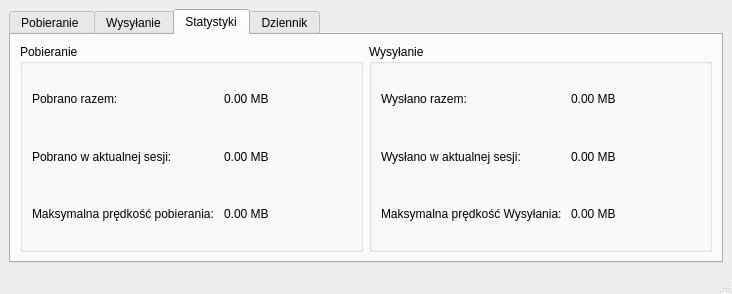
Old version of the form src/moor_gui/src/qmoorie.ui in the repository cykus/moorie.
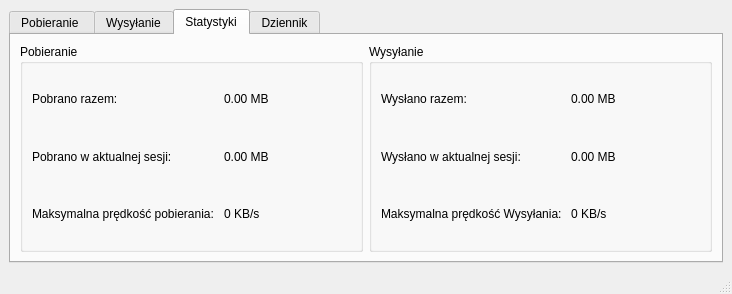
New version of the form. The open tabs and pages were chosen to show the change.

The edit to the form file:
```diff
--- a/src/moor_gui/src/qmoorie.ui
+++ b/src/moor_gui/src/qmoorie.ui
@@ -73,7 +73,7 @@
              <item row="3" column="1">
               <widget class="QLabel" name="maxDownloadSpeed">
                <property name="text">
-                <string>0.00 MB</string>
+                <string>0 KB/s</string>
                </property>
               </widget>
              </item>
@@ -128,7 +128,7 @@
              <item row="3" column="1">
               <widget class="QLabel" name="maxUploadSpeed">
                <property name="text">
-                <string>0.00 MB</string>
+                <string>0 KB/s</string>
                </property>
               </widget>
              </item>
```
Left out of the diff: 2 changed lines with no effect on the pictures.
